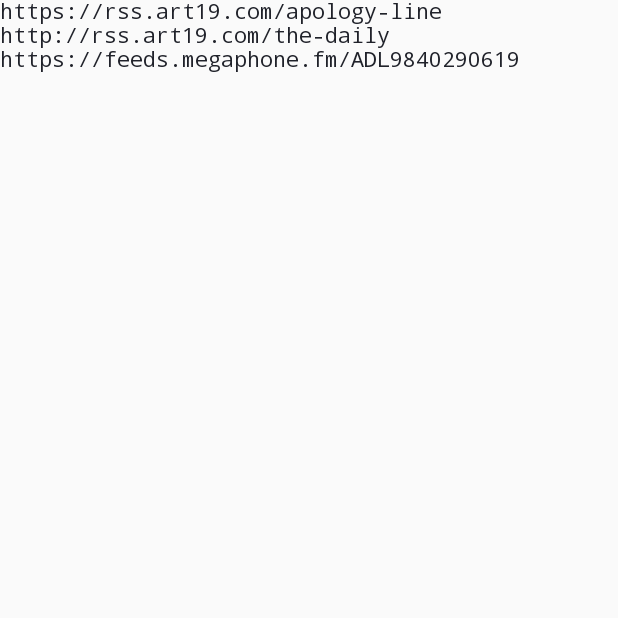
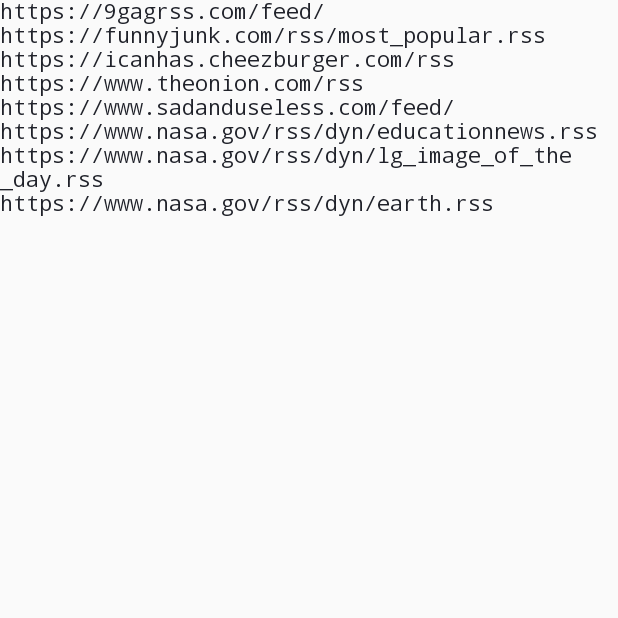
Before and after one commit to hamidrezasahraei/Pheedly, an Android app built with Jetpack Compose: the screen it shows after launch (MainActivity), on a phone screen of 412 x 824 dp, the top half of it. Run offline under Robolectric (Android 15) with nearby library versions, the phone set to English and light mode, and no system bars; our stand-ins replace Dagger/Hilt's generated code.

Commit message:
Load and parse RSS data in feed details

```diff
--- a/app/build.gradle
+++ b/app/build.gradle
@@ -58,7 +58,7 @@ dependencies {
     implementation "androidx.lifecycle:lifecycle-runtime-ktx:$library.lifecycle"
     implementation "androidx.activity:activity-compose:$library.activity"
     implementation "androidx.lifecycle:lifecycle-viewmodel-ktx:$library.lifecycle"
-    implementation "androidx.lifecycle:lifecycle-livedata-ktx:$library.lifecycle"
+    implementation "androidx.lifecycle:lifecycle-viewmodel-savedstate:$library.lifecycle"
 
     implementation "com.google.dagger:hilt-android:$library.hilt"
     kapt "com.google.dagger:hilt-android-compiler:$library.hilt"
--- a/app/src/main/java/sahraei/hamidreza/pheedly/MainActivity.kt
+++ b/app/src/main/java/sahraei/hamidreza/pheedly/MainActivity.kt
@@ -14,6 +14,7 @@ import androidx.navigation.compose.NavHost
 import androidx.navigation.compose.composable
 import androidx.navigation.compose.rememberNavController
 import dagger.hilt.android.AndroidEntryPoint
+import sahraei.hamidreza.pheedly.feature.feeddetails.ui.FeedDetailsScreen
 import sahraei.hamidreza.pheedly.feature.feedlist.ui.FeedListScreen
 import sahraei.hamidreza.pheedly.navigation.Actions
 import sahraei.hamidreza.pheedly.navigation.Screen
@@ -44,10 +45,12 @@ fun PheedlyApp() {
                 startDestination = Screen.FeedList.route
             ) {
                 composable(Screen.FeedList.route) {
-                    FeedListScreen()
+                    FeedListScreen(
+                        onFeedClicked = actions.openFeedDetail
+                    )
                 }
                 composable( Screen.FeedDetail.route) {
-
+                    FeedDetailsScreen()
                 }
             }
         }
@@ -58,6 +61,8 @@ fun PheedlyApp() {
 @Composable
 fun DefaultPreview() {
     PheedlyTheme {
-        FeedListScreen()
+        FeedListScreen(
+            onFeedClicked = { println("On Feed $it Clicked")}
+        )
     }
 }
--- a/app/src/main/java/sahraei/hamidreza/pheedly/feature/feedlist/data/FeedLocalDatasource.kt
+++ b/app/src/main/java/sahraei/hamidreza/pheedly/feature/feedlist/data/FeedLocalDatasource.kt
@@ -7,9 +7,14 @@ import javax.inject.Inject
 class FeedLocalDatasource @Inject constructor() {
 
     private val feedUrl = listOf(
-        "https://rss.art19.com/apology-line",
-        "http://rss.art19.com/the-daily",
-        "https://feeds.megaphone.fm/ADL9840290619"
+        "https://9gagrss.com/feed/",
+        "https://funnyjunk.com/rss/most_popular.rss",
+        "https://icanhas.cheezburger.com/rss",
+        "https://www.theonion.com/rss",
+        "https://www.sadanduseless.com/feed/",
+        "https://www.nasa.gov/rss/dyn/educationnews.rss",
+        "https://www.nasa.gov/rss/dyn/lg_image_of_the_day.rss",
+        "https://www.nasa.gov/rss/dyn/earth.rss",
     )
 
     fun getFeedUrls(): Flow<List<String>> {
--- a/app/src/main/java/sahraei/hamidreza/pheedly/feature/feedlist/ui/FeedListScreen.kt
+++ b/app/src/main/java/sahraei/hamidreza/pheedly/feature/feedlist/ui/FeedListScreen.kt
@@ -1,15 +1,20 @@
 package sahraei.hamidreza.pheedly.feature.feedlist.ui
 
+import androidx.compose.foundation.clickable
 import androidx.compose.foundation.layout.Box
 import androidx.compose.foundation.lazy.LazyColumn
 import androidx.compose.material.CircularProgressIndicator
 import androidx.compose.material.Text
 import androidx.compose.runtime.Composable
+import androidx.compose.ui.Modifier
 import androidx.hilt.navigation.compose.hiltViewModel
+import java.net.URLEncoder
+import java.nio.charset.StandardCharsets
 
 @Composable
 fun FeedListScreen(
-    feedsViewModel: FeedsViewModel = hiltViewModel()
+    feedsViewModel: FeedsViewModel = hiltViewModel(),
+    onFeedClicked: (feedLink: String) -> Unit,
 ) {
     val state = feedsViewModel.state
     when {
@@ -22,7 +27,14 @@ fun FeedListScreen(
             LazyColumn() {
                 state.feeds.forEach {
                     item {
-                        Text(text = it)
+                        Text(
+                            text = it,
+                            modifier = Modifier
+                                .clickable {
+                                    val encodedUrl = URLEncoder.encode(it, StandardCharsets.UTF_8.toString())
+                                    onFeedClicked.invoke(encodedUrl)
+                                }
+                        )
                     }
                 }
             }
```
Also changed, not shown: app/src/main/java/sahraei/hamidreza/pheedly/common/PheedlyProgressItem.kt (added, +27 -0 lines), app/src/main/java/sahraei/hamidreza/pheedly/feature/feeddetails/ui/FeedDetailsScreen.kt (+8 -4 lines), app/src/main/java/sahraei/hamidreza/pheedly/feature/feeddetails/ui/FeedDetailsViewModel.kt (+25 -2 lines).
